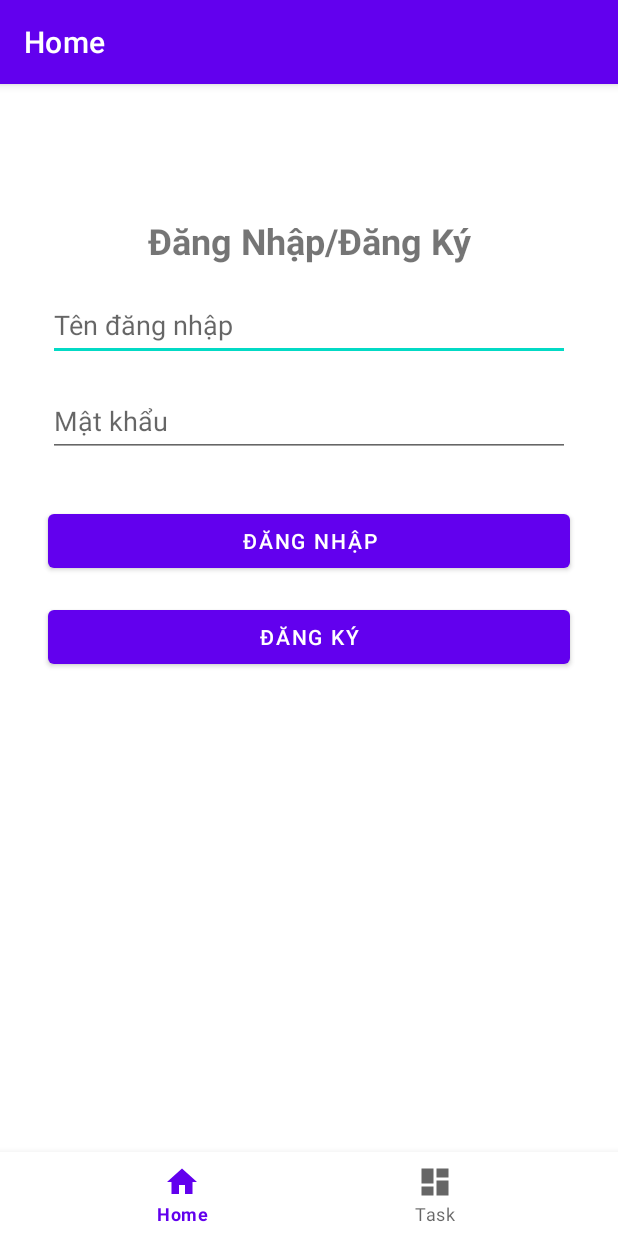
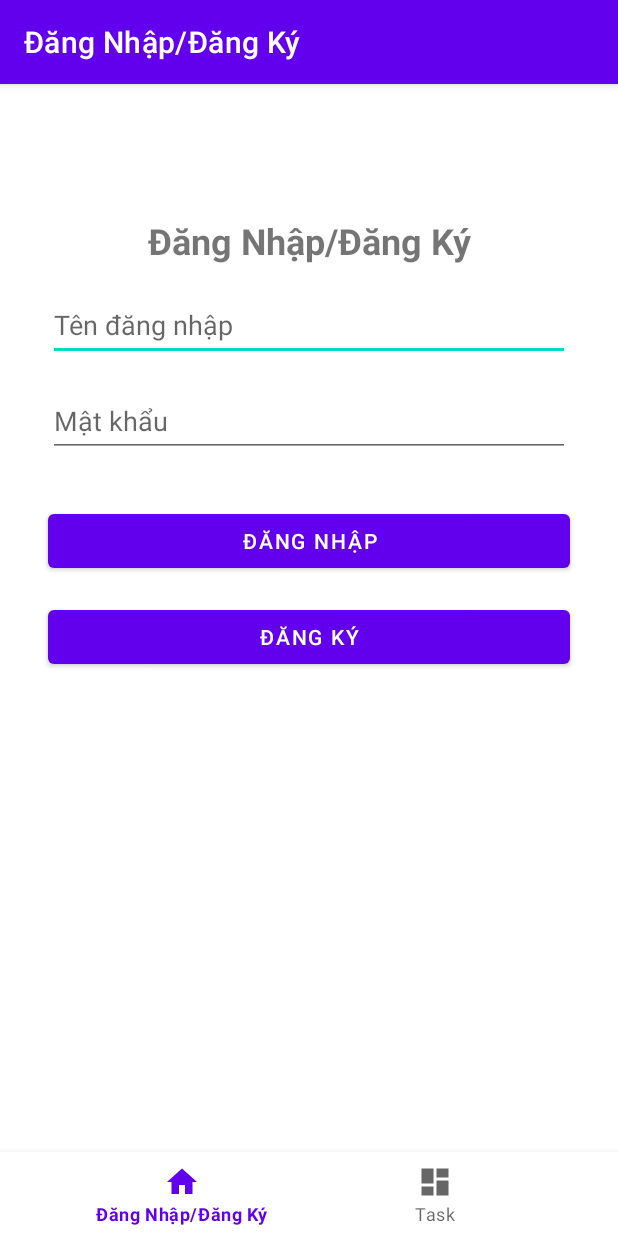
Before and after one commit to thanhlongplx/TodoList, an Android app: the screen it shows after launch (MainActivity), after a tap on "ĐĂNG NHẬP", on a phone screen of 412 x 824 dp. Run offline under Robolectric (Android 15) with nearby library versions, the phone set to English and light mode, and no system bars; our stand-ins replace Room's generated code, navigation-ui.

Commit message:
[Android_Mobile][Login/Register_Room]

```diff
--- /dev/null
+++ b/app/src/main/java/com/example/todolist/data/dao/TodoDao.kt
@@ -0,0 +1,22 @@
+package com.example.todolist.data.dao
+
+import androidx.lifecycle.LiveData
+import androidx.room.*
+import com.example.todolist.data.entity.Todo
+import kotlinx.coroutines.flow.Flow
+
+@Dao
+interface TodoDao {
+
+    @Insert(onConflict = OnConflictStrategy.REPLACE)
+    suspend fun insert(todo: Todo)
+
+    @Update
+    suspend fun update(todo: Todo)
+
+    @Delete
+    suspend fun delete(todo: Todo)
+
+    @Query("SELECT * FROM todos ORDER BY id DESC")
+    fun getAllTodos(): LiveData<List<Todo>>
+}
--- /dev/null
+++ b/app/src/main/java/com/example/todolist/data/dao/UserDao.kt
@@ -0,0 +1,19 @@
+package com.example.todolist.data.dao
+
+import androidx.room.Dao
+import androidx.room.Insert
+import androidx.room.Query
+import com.example.todolist.data.entity.User
+import kotlinx.coroutines.flow.Flow
+
+@Dao
+interface UserDao {
+    @Insert
+    suspend fun insert(user: User)
+
+    @Query("SELECT * FROM users WHERE username = :username AND password = :password LIMIT 1")
+    suspend fun getUser(username: String, password: String): User?
+
+    @Query("SELECT * FROM users WHERE username = :username LIMIT 1")
+    suspend fun getUserByUsername(username: String): User?
+}
--- /dev/null
+++ b/app/src/main/java/com/example/todolist/data/database/AppDataBase.kt
@@ -0,0 +1,18 @@
+package com.example.todolist.data.database
+
+import androidx.room.Database
+import androidx.room.RoomDatabase
+import com.example.todolist.data.dao.TodoDao
+import com.example.todolist.data.entity.Todo
+import com.example.todolist.data.entity.User
+import com.example.todolist.data.dao.UserDao // Tạo file này sau
+
+@Database(
+    entities = [Todo::class, User::class],
+    version = 1,
+    exportSchema = false
+)
+abstract class AppDatabase : RoomDatabase() {
+    abstract fun todoDao(): TodoDao
+    abstract fun userDao(): UserDao
+}
--- /dev/null
+++ b/app/src/main/java/com/example/todolist/data/database/DatabaseProvider.kt
@@ -0,0 +1,21 @@
+package com.example.todolist.data.database
+
+import android.content.Context
+import androidx.room.Room
+
+object DatabaseProvider {
+    @Volatile
+    private var INSTANCE: AppDatabase? = null
+
+    fun getDatabase(context: Context): AppDatabase {
+        return INSTANCE ?: synchronized(this) {
+            val instance = Room.databaseBuilder(
+                context.applicationContext,
+                AppDatabase::class.java,
+                "todo_database"
+            ).build()
+            INSTANCE = instance
+            instance
+        }
+    }
+}
--- /dev/null
+++ b/app/src/main/java/com/example/todolist/data/repository/UserRepository.kt
@@ -0,0 +1,19 @@
+package com.example.todolist.data.repository
+
+import com.example.todolist.data.dao.UserDao
+import com.example.todolist.data.entity.User
+
+class UserRepository(private val userDao: UserDao) {
+    suspend fun register(username: String, password: String) {
+        val user = User(username = username, password = password)
+        userDao.insert(user)
+    }
+
+    suspend fun login(username: String, password: String): Boolean {
+        return userDao.getUser(username, password) != null
+    }
+
+    suspend fun isUsernameExists(username: String): Boolean {
+        return userDao.getUserByUsername(username) != null
+    }
+}
--- a/app/src/main/java/com/example/todolist/repository/PreferenceRepository.kt
+++ /dev/null
@@ -1,61 +0,0 @@
-package com.example.todolist.repository
-
-import android.content.Context
-import android.content.SharedPreferences
-import com.google.gson.Gson
-import com.google.gson.reflect.TypeToken
-
-
-data class Account(val username: String, val password: String)
-
-class PreferenceRepository(context: Context) {
-
-    companion object {
-        private const val PREF_NAME = "todo_app_pref"
-        private const val KEY_ACCOUNTS = "accounts"
-    }
-
-    private val sharedPreferences: SharedPreferences =
-        context.getSharedPreferences(PREF_NAME, Context.MODE_PRIVATE)
-
-    private val gson = Gson()
-
-    // Lấy danh sách tài khoản từ SharedPreferences
-    private fun getAccounts(): MutableList<Account> {
-        val json = sharedPreferences.getString(KEY_ACCOUNTS, "[]") // mặc định là mảng rỗng
-        val type = object : TypeToken<MutableList<Account>>() {}.type
-        return gson.fromJson(json, type)
-    }
-
-    // Lưu danh sách tài khoản
-    private fun saveAccounts(accounts: List<Account>) {
-        sharedPreferences.edit()
-            .putString(KEY_ACCOUNTS, gson.toJson(accounts))
-            .apply()
-    }
-
-    // Đăng ký tài khoản mới
-    fun register(username: String, password: String): Boolean {
-        val accounts = getAccounts()
-
-        // Kiểm tra nếu username đã tồn tại
-        if (accounts.any { it.username == username }) {
-            return false // đăng ký thất bại vì trùng tên
-        }
-
-        accounts.add(Account(username, password))
-        saveAccounts(accounts)
-        return true
-    }
-
-    // Đăng nhập
-    fun login(username: String, password: String): Boolean {
-        val accounts = getAccounts()
-        return accounts.any { it.username == username && it.password == password }
-    }
-
-    // Kiểm tra đã có tài khoản nào chưa
-    fun isUserRegistered(): Boolean {
-        return getAccounts().isNotEmpty()
-    }
-}
--- a/app/src/main/java/com/example/todolist/ui/home/HomeFragment.kt
+++ b/app/src/main/java/com/example/todolist/ui/home/HomeFragment.kt
@@ -6,14 +6,20 @@ import android.view.View
 import android.view.ViewGroup
 import android.widget.Toast
 import androidx.fragment.app.viewModels
+import androidx.lifecycle.lifecycleScope
+import com.example.todolist.R
 import com.example.todolist.base.BaseFragment
+import com.example.todolist.data.database.DatabaseProvider
+import com.example.todolist.data.repository.UserRepository
 import com.example.todolist.databinding.FragmentHomeBinding
-import com.example.todolist.repository.PreferenceRepository
+import com.example.todolist.ui.home.HomeViewModel
+import kotlinx.coroutines.launch
+
 class HomeFragment : BaseFragment() {
     private var _binding: FragmentHomeBinding? = null
     private val binding get() = _binding!!
-    private  val  prefRepo: PreferenceRepository by lazy {
-        PreferenceRepository(requireContext())
+    private val userRepository: UserRepository by lazy {
+        UserRepository(DatabaseProvider.getDatabase(requireContext()).userDao())
     }
     val homeViewModel: HomeViewModel by viewModels()
 
@@ -35,42 +41,66 @@ class HomeFragment : BaseFragment() {
                 if (username.isEmpty() || password.isEmpty()) {
                     Toast.makeText(
                         requireContext(),
-                        "Vui lòng nhập đầy đủ thông tin",
+                        getString(R.string.empty_field_error),
                         Toast.LENGTH_SHORT
                     ).show()
                 } else {
-                    prefRepo.register(username, password)
-                    Toast.makeText(
-                        requireContext(),
-                        "Đăng ký thành công! Hãy đăng nhập tài khoản vừa đăng kí!",
-                        Toast.LENGTH_SHORT
-                    ).show()
+                    viewLifecycleOwner.lifecycleScope.launch {
+                        // check username
+                        if (userRepository.isUsernameExists(username)) {
+                            Toast.makeText(
+                                requireContext(),
+                                getString(R.string.register_failure),
+                                Toast.LENGTH_SHORT
+                            ).show()
+                        } else {
+                            try {
+                                userRepository.register(username, password)
+                                Toast.makeText(
+                                    requireContext(),
+                                    getString(R.string.register_success),
+                                    Toast.LENGTH_SHORT
+                                ).show()
+                            } catch (e: Exception) {
+                                Toast.makeText(
+                                    requireContext(),
+                                    getString(R.string.register_failure),
+                                    Toast.LENGTH_SHORT
+                                ).show()
+                            }
+                        }
+                    }
                 }
             }
 
-            // Xử lý nút Đăng nhập
             btnLogin.setOnClickListener {
                 val username = editUsername.text.toString().trim()
                 val password = editPassword.text.toString().trim()
 
-                if (prefRepo.login(username, password)) {
-                    Toast.makeText(
-                        requireContext(),
-                        "Đăng nhập thành công! Xin chào $username",
-                        Toast.LENGTH_SHORT
-                    ).show()
-                    // TODO: Chuyển sang màn hình khác
-                } else {
-                    Toast.makeText(
-                        requireContext(),
-                        "Sai tài khoản hoặc mật khẩu!",
-                        Toast.LENGTH_SHORT
-                    ).show()
+                viewLifecycleOwner.lifecycleScope.launch {
+                    if (userRepository.login(username, password)) {
+                        Toast.makeText(
+                            requireContext(),
+                            String.format(getString(R.string.login_success), username),
+                            Toast.LENGTH_SHORT
+                        ).show()
+                    } else {
+                        Toast.makeText(
+                            requireContext(),
+                            getString(R.string.login_failure),
+                            Toast.LENGTH_SHORT
+                        ).show()
+                    }
                 }
             }
         }
         homeViewModel.text.observe(viewLifecycleOwner) {
-
+            // Không cần xử lý text ở đây nếu không sử dụng
         }
     }
+
+    override fun onDestroyView() {
+        super.onDestroyView()
+        _binding = null
+    }
 }
--- a/app/src/main/res/layout/fragment_home.xml
+++ b/app/src/main/res/layout/fragment_home.xml
@@ -11,7 +11,7 @@
         android:id="@+id/textHome"
         android:layout_width="wrap_content"
         android:layout_height="wrap_content"
-        android:text="Đăng Nhập/Đăng Ký"
+        android:text="@string/title_home"
         android:textSize="24sp"
         android:textStyle="bold"
         app:layout_constraintTop_toTopOf="parent"
@@ -26,7 +26,7 @@
         android:layout_width="0dp"
         android:layout_height="wrap_content"
         android:minHeight="48dp"
-        android:hint="Tên đăng nhập"
+        android:hint="@string/hint_username"
         android:inputType="text"
         android:layout_marginStart="32dp"
         android:layout_marginEnd="32dp"
@@ -35,14 +35,13 @@
         app:layout_constraintStart_toStartOf="parent"
         app:layout_constraintEnd_toEndOf="parent" />
 
-
     <!-- Trường nhập password -->
     <EditText
         android:id="@+id/edit_password"
         android:layout_width="0dp"
         android:layout_height="wrap_content"
         android:minHeight="48dp"
-        android:hint="Mật khẩu"
+        android:hint="@string/hint_password"
         android:inputType="textPassword"
         android:layout_marginStart="32dp"
         android:layout_marginEnd="32dp"
@@ -56,7 +55,7 @@
         android:id="@+id/btn_login"
         android:layout_width="0dp"
         android:layout_height="wrap_content"
-        android:text="Đăng Nhập"
+        android:text="@string/button_login"
         android:layout_marginStart="32dp"
         android:layout_marginEnd="32dp"
         android:layout_marginTop="32dp"
@@ -69,7 +68,7 @@
         android:id="@+id/btn_register"
         android:layout_width="0dp"
         android:layout_height="wrap_content"
-        android:text="Đăng Ký"
+        android:text="@string/button_register"
         android:layout_marginStart="32dp"
         android:layout_marginEnd="32dp"
         android:layout_marginTop="16dp"
--- a/app/src/main/res/values/strings.xml
+++ b/app/src/main/res/values/strings.xml
@@ -1,6 +1,23 @@
 <resources>
+
+<!-- Titles -->
     <string name="app_name">TodoList</string>
-    <string name="title_home">Home</string>
+
     <string name="title_dashboard">Task</string>
 
+
+<!-- Login/Register Notifications -->
+
+    <string name="title_home">Đăng Nhập/Đăng Ký</string>
+    <string name="hint_username">Tên đăng nhập</string>
+    <string name="hint_password">Mật khẩu</string>
+    <string name="button_login">Đăng Nhập</string>
+    <string name="button_register">Đăng Ký</string>
+
+    <string name="empty_field_error">Vui lòng nhập đầy đủ thông tin</string>
+    <string name="register_success">Đăng ký thành công! Hãy đăng nhập tài khoản vừa đăng kí!</string>
+    <string name="register_failure">Đăng ký thất bại: Tên người dùng đã tồn tại</string>
+    <string name="login_success">Đăng nhập thành công! Xin chào %s</string>
+    <string name="login_failure">Sai tài khoản hoặc mật khẩu!</string>
+
 </resources>
```
Also changed, not shown: app/build.gradle.kts (+12 -1 lines), app/src/main/java/com/example/todolist/data/entity/Todo.kt (added, +14 -0 lines), app/src/main/java/com/example/todolist/data/entity/User.kt (added, +12 -0 lines), app/src/main/java/com/example/todolist/data/repository/TodoRepository.kt (added, +22 -0 lines).
